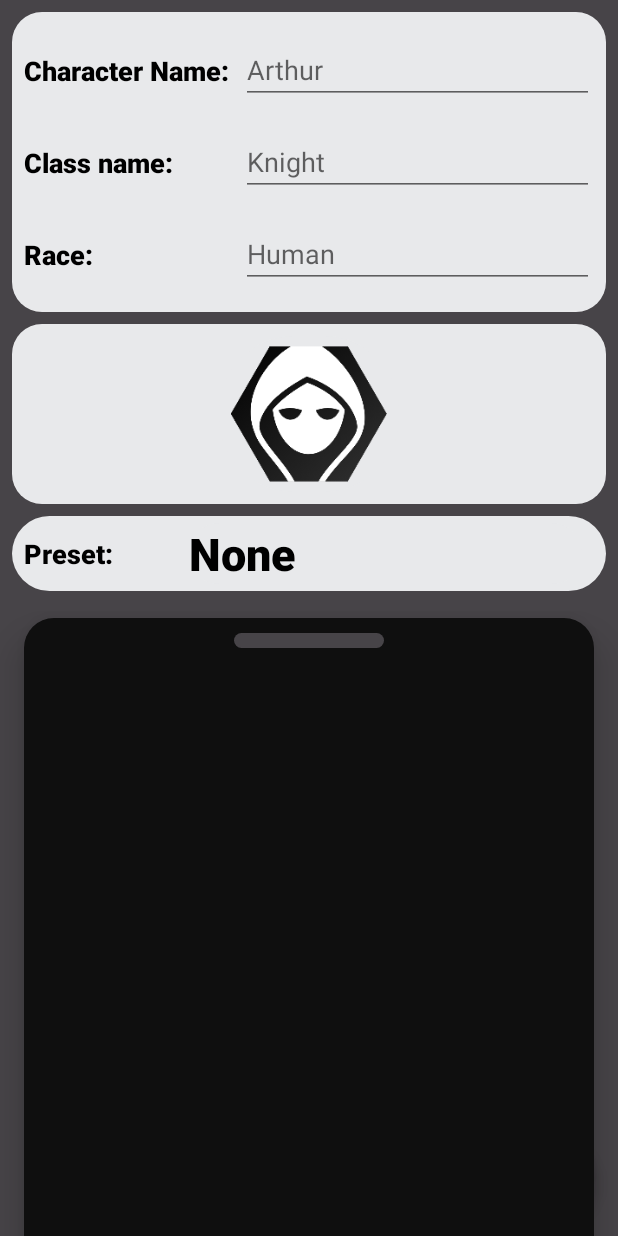
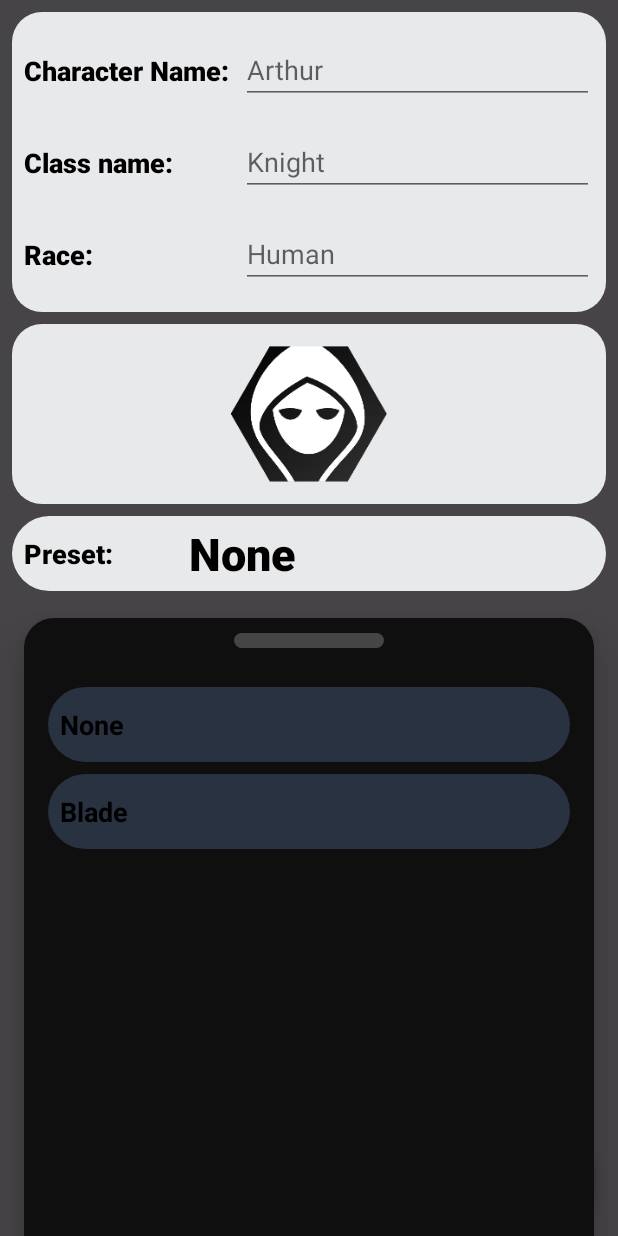
Before and after one commit to Reggar66/Character-Sheet-App, an Android app: the CharacterCreationFragment screen opened through its navigation route, after a tap on "None", on a phone screen of 412 x 824 dp. Run offline under Robolectric (Android 15) with nearby library versions, the phone set to English and light mode, and no system bars; our stand-ins replace AdMob, Room's generated code, navigation-ui; libraries missing offline, so code that uses them is left out: com.google.ads.consent, com.google.ads.mediation, com.suddenh4x.ratingdialog; pictures from the network do not load; Roboto replaces fonts that are not available here; 8 statements that could not run were skipped.

Commit message:
Working on new character creation #5 Bottom sheet for presets shows positions

```diff
--- a/UCS/src/main/java/com/awkwardlydevelopedapps/unicharsheet/fragments/CharacterCreationFragment.java
+++ b/UCS/src/main/java/com/awkwardlydevelopedapps/unicharsheet/fragments/CharacterCreationFragment.java
@@ -19,6 +19,7 @@ import androidx.appcompat.app.AppCompatActivity;
 import androidx.fragment.app.Fragment;
 import androidx.navigation.fragment.NavHostFragment;
 import androidx.recyclerview.widget.GridLayoutManager;
+import androidx.recyclerview.widget.LinearLayoutManager;
 import androidx.recyclerview.widget.RecyclerView;
 
 import com.awkwardlydevelopedapps.unicharsheet.ExecSingleton;
@@ -32,6 +33,8 @@ import com.awkwardlydevelopedapps.unicharsheet.data.ImageContract;
 import com.awkwardlydevelopedapps.unicharsheet.data.PresetDao;
 import com.awkwardlydevelopedapps.unicharsheet.data.StatDao;
 import com.awkwardlydevelopedapps.unicharsheet.preset.Preset;
+import com.awkwardlydevelopedapps.unicharsheet.preset.PresetList;
+import com.awkwardlydevelopedapps.unicharsheet.preset.PresetListAdapter;
 import com.awkwardlydevelopedapps.unicharsheet.stat.Stat;
 import com.google.android.material.bottomsheet.BottomSheetBehavior;
 import com.google.android.material.floatingactionbutton.FloatingActionButton;
@@ -96,6 +99,11 @@ public class CharacterCreationFragment extends Fragment {
         bottomSheetBehaviorPreset.setState(BottomSheetBehavior.STATE_HIDDEN);
         TextView textViewPreset = rootView.findViewById(R.id.textView_preset_characterCreation);
 
+        RecyclerView recyclerViewPresetList = rootView.findViewById(R.id.recyclerView_presetList);
+        ArrayList<PresetList> presetList = PresetList.presetList();
+        PresetListAdapter presetListAdapter = new PresetListAdapter(presetList);
+        recyclerViewPresetList.setAdapter(presetListAdapter);
+        recyclerViewPresetList.setLayoutManager(new LinearLayoutManager(requireContext()));
 
         // Taking care of showing bottom sheets
         icon.setOnClickListener(view -> {
--- a/UCS/src/main/java/com/awkwardlydevelopedapps/unicharsheet/preset/PresetList.java
+++ b/UCS/src/main/java/com/awkwardlydevelopedapps/unicharsheet/preset/PresetList.java
@@ -2,6 +2,8 @@ package com.awkwardlydevelopedapps.unicharsheet.preset;
 
 import androidx.room.Entity;
 import androidx.room.PrimaryKey;
+
+import java.util.ArrayList;
 
 @Entity(tableName = "presetList")
 public class PresetList {
@@ -17,4 +19,12 @@ public class PresetList {
     public String getName() {
         return name;
     }
+
+    public static ArrayList<PresetList> presetList() {
+        ArrayList<PresetList> presetList = new ArrayList<>();
+        presetList.add(new PresetList("None"));
+        presetList.add(new PresetList("Blade"));
+
+        return presetList;
+    }
 }
--- /dev/null
+++ b/UCS/src/main/java/com/awkwardlydevelopedapps/unicharsheet/preset/PresetListAdapter.kt
@@ -0,0 +1,38 @@
+package com.awkwardlydevelopedapps.unicharsheet.preset
+
+import android.view.LayoutInflater
+import android.view.View
+import android.view.ViewGroup
+import android.widget.TextView
+import androidx.recyclerview.widget.RecyclerView
+import com.awkwardlydevelopedapps.unicharsheet.R
+import java.util.ArrayList
+
+class PresetListAdapter(private val mPresetList: ArrayList<PresetList>) : RecyclerView.Adapter<PresetListAdapter.ViewHolder>() {
+
+
+    class ViewHolder(itemView: View) : RecyclerView.ViewHolder(itemView) {
+        val textViewPresetName: TextView = itemView.findViewById(R.id.textView_presetList_name)
+    }
+
+    override fun onCreateViewHolder(parent: ViewGroup, viewType: Int): PresetListAdapter.ViewHolder {
+        val context = parent.context
+        val inflater = LayoutInflater.from(context)
+
+        val rootView = inflater.inflate(R.layout.bottom_sheet_preset_list_item,
+                parent,
+                false)
+
+        return ViewHolder(rootView)
+    }
+
+    override fun getItemCount(): Int {
+        return mPresetList.size
+    }
+
+    override fun onBindViewHolder(holder: PresetListAdapter.ViewHolder, position: Int) {
+        val preset: PresetList = mPresetList[position]
+        val presetName = holder.textViewPresetName
+        presetName.text = preset.name
+    }
+}
--- /dev/null
+++ b/UCS/src/main/res/layout/bottom_sheet_preset_list_item.xml
@@ -0,0 +1,30 @@
+<?xml version="1.0" encoding="utf-8"?>
+<androidx.constraintlayout.widget.ConstraintLayout xmlns:android="http://schemas.android.com/apk/res/android"
+    xmlns:app="http://schemas.android.com/apk/res-auto"
+    xmlns:tools="http://schemas.android.com/tools"
+    android:layout_width="match_parent"
+    android:layout_height="wrap_content">
+
+    <FrameLayout
+        android:layout_width="match_parent"
+        android:layout_height="wrap_content"
+        android:layout_margin="8dp"
+        android:background="@drawable/list_item_stat_drawable"
+        android:backgroundTint="@color/colorPrimary"
+        app:layout_constraintEnd_toEndOf="parent"
+        app:layout_constraintEnd_toStartOf="parent"
+        app:layout_constraintTop_toTopOf="parent">
+
+        <TextView
+            android:id="@+id/textView_presetList_name"
+            android:layout_width="match_parent"
+            android:layout_height="wrap_content"
+            android:layout_gravity="center"
+            android:layout_margin="8dp"
+            android:textColor="@color/TextOnSecondary"
+            android:textSize="18sp"
+            android:textStyle="bold"
+            tools:text="Blade" />
+    </FrameLayout>
+
+</androidx.constraintlayout.widget.ConstraintLayout>
```
Also changed, not shown: UCS/src/main/java/com/awkwardlydevelopedapps/unicharsheet/preset/Preset.java (+57 -0 lines).
